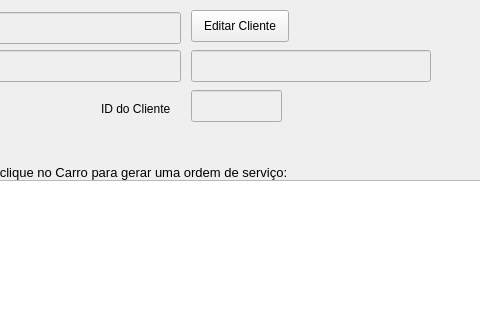
bedi1982/Oficina, file Client_Services_History.ui: the form before one commit; both pictures show x 329 to 809 and y 0 to 320 of the 1280 by 694 pixel window.
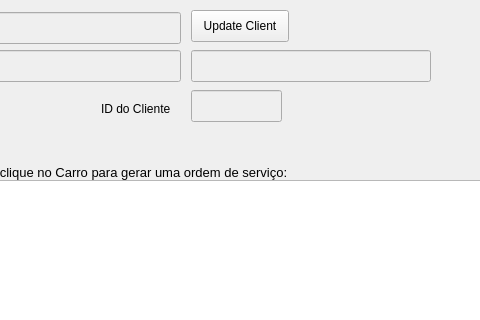
The form after the commit.

```diff
--- a/Client_Services_History.ui
+++ b/Client_Services_History.ui
@@ -253,7 +253,7 @@
     <enum>Qt::LeftToRight</enum>
    </property>
    <property name="text">
-    <string>Editar Cliente</string>
+    <string>Update Client</string>
    </property>
   </widget>
   <widget class="QLabel" name="lbl_ClientServicesHistoric">
```
Left out of the diff: 24 changed lines with no effect on the pictures.
